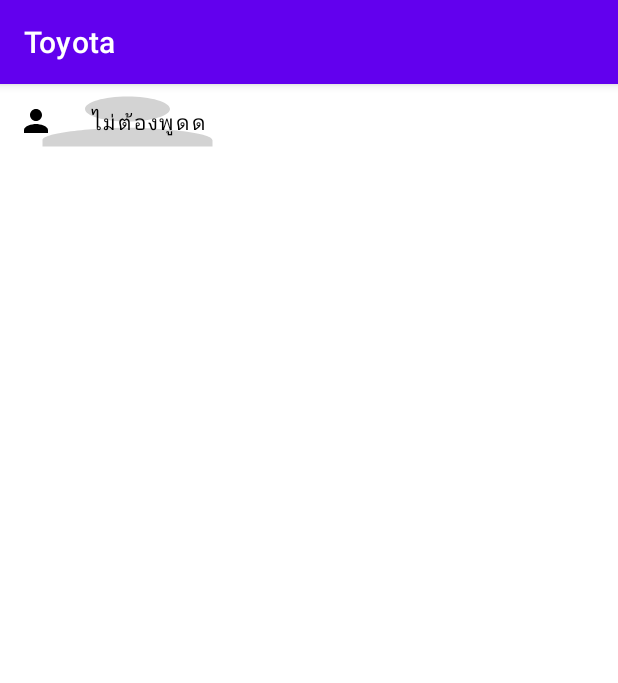
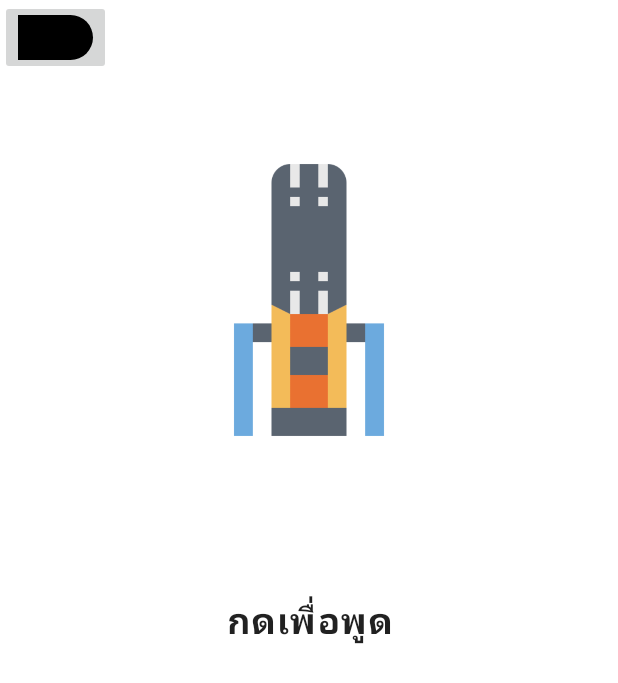
Before and after one commit to beamjyp/Toyota, an Android app: the MicToSpeakerActivity screen opened directly, with no data from a screen before it, on a phone screen of 412 x 824 dp. Shown: the top 683 px of the screen. Run offline under Robolectric (Android 15) with nearby library versions, the light colour scheme and no system bars.

Commit message:
ToyotaImplementMicrophone

```diff
--- a/app/src/main/AndroidManifest.xml
+++ b/app/src/main/AndroidManifest.xml
@@ -17,10 +17,6 @@
         android:theme="@style/Theme.Toyota"
         tools:targetApi="31">
 
-        <meta-data
-            android:name="com.google.android.actions"
-            android:resource="@xml/actions" />
-
         <activity
             android:name=".MicToSpeakerActivity"
             android:exported="false" />
--- a/app/src/main/java/com/example/toyota/MicToSpeakerActivity.kt
+++ b/app/src/main/java/com/example/toyota/MicToSpeakerActivity.kt
@@ -13,8 +13,11 @@ import android.os.Build
 import android.os.Bundle
 import android.util.Log
 import android.view.LayoutInflater
+import android.view.MotionEvent
 import android.view.View
 import android.widget.Button
+import android.widget.ImageButton
+import android.widget.ImageView
 import android.widget.Toast
 import androidx.annotation.RequiresApi
 import androidx.appcompat.app.AlertDialog
@@ -25,7 +28,7 @@ import androidx.core.content.ContextCompat
 
 class MicToSpeakerActivity : AppCompatActivity() {
     //Audio
-    private var mOn: Button? = null
+    private var mOn: ImageButton? = null
     private var isOn = false
     private var isRecording = false
     private var record: AudioRecord? = null
@@ -43,10 +46,18 @@ class MicToSpeakerActivity : AppCompatActivity() {
     private var IS_HEADPHONE_AVAILBLE = true
     private val MY_PERMISSIONS_RECORD_AUDIO = 1
 
-    @RequiresApi(api = Build.VERSION_CODES.M)
+    @RequiresApi(api =  Build.VERSION_CODES.LOLLIPOP)
     override fun onCreate(savedInstanceState: Bundle?) {
         super.onCreate(savedInstanceState)
         setContentView(com.example.toyota.R.layout.activity_mictospeaker)
+
+        val ButtonP = findViewById<ImageButton>(com.example.toyota.R.id.ptoMenu)
+        // set on-click listener
+
+        ButtonP.setOnClickListener {
+            val intent = Intent(this, MenuActivity::class.java)
+            startActivity(intent)
+        }
 
         //Reduce latancy
         mOn = findViewById(com.example.toyota.R.id.button)
@@ -87,7 +98,7 @@ class MicToSpeakerActivity : AppCompatActivity() {
 //        }
         initAudio()
     }
-
+    @SuppressLint("ClickableViewAccessibility")
     private fun initAudio() {
         //Tests all sample rates before selecting one that works
         val sample_rate = sampleRate
@@ -126,17 +137,21 @@ class MicToSpeakerActivity : AppCompatActivity() {
             )
             == PackageManager.PERMISSION_GRANTED
         ){
-            mOn!!.setOnClickListener {
+            mOn!!.setOnTouchListener { _, motionEvent ->
                 isOn = !isOn
-                if (isOn) {
+                when (motionEvent.action) {
+                    MotionEvent.ACTION_DOWN -> {
                         object : Thread() {
                             override fun run() {
                                 startAudio()
                             }
                         }.start()
-                } else {
+                    }
+                    MotionEvent.ACTION_UP -> {
                         endAudio()
                     }
+                }
+                false
             }
         }
         record = AudioRecord(source, sample_rate, channel_in, format, minBuffer)
--- /dev/null
+++ b/app/src/main/res/drawable/select.xml
@@ -0,0 +1,6 @@
+<?xml version="1.0" encoding="utf-8"?>
+<selector xmlns:android="http://schemas.android.com/apk/res/android">
+    <item android:state_pressed="true" android:drawable="@raw/microphone"/>
+    <item android:state_selected="true" android:drawable="@raw/microphone"/>
+    <item android:drawable="@raw/microphone_dis"/>
+</selector>
--- a/app/src/main/res/layout/activity_mictospeaker.xml
+++ b/app/src/main/res/layout/activity_mictospeaker.xml
@@ -6,20 +6,47 @@
     android:layout_width="match_parent"
     android:layout_height="match_parent"
     tools:context=".MicToSpeakerActivity">
-
-    <Button
+    <LinearLayout
+        android:layout_width="match_parent"
+        android:layout_height="match_parent">
+        <ImageButton
+            android:id="@+id/ptoMenu"
+            android:layout_width="wrap_content"
+            android:layout_height="wrap_content"
+            android:src="@drawable/bbb"/>
+    </LinearLayout>
+<LinearLayout
+    android:layout_width="match_parent"
+    android:layout_height="match_parent"
+    tools:ignore="MissingConstraints"
+    android:gravity="center_horizontal"
+    app:layout_constraintTop_toTopOf="@+id/layoutText">
+    <ImageButton
+        android:layout_marginTop="100dp"
         android:id="@+id/button"
-        style="@style/Widget.MaterialComponents.Button.Icon"
-        android:layout_width="170dp"
-        android:layout_height="50dp"
-        android:background="@drawable/ic_baseline_person_24"
-        android:text="ไม่ต้องพูดด"
+        android:layout_width="200dp"
+        android:layout_height="200dp"
+        android:background="@drawable/select"
         android:textColor="@android:color/black"
-        app:backgroundTint="@color/gray"
-        app:icon="@drawable/ic_baseline_person_24"
         app:iconTint="@color/black"
         tools:ignore="MissingConstraints" />
+</LinearLayout>
 
+    <LinearLayout
+        android:id="@+id/layoutText"
+        app:layout_constraintTop_toTopOf="parent"
+        app:layout_constraintBottom_toBottomOf="parent"
+        android:layout_width="match_parent"
+        android:layout_height="wrap_content"
+        tools:ignore="MissingConstraints">
 
-
+        <TextView
+            android:layout_width="match_parent"
+            android:layout_height="wrap_content"
+            android:textAlignment="center"
+            android:textSize="24sp"
+            style="@style/TextAppearance.MaterialComponents.Body1"
+            android:textStyle="bold"
+            android:text="กดเพื่อพูด" />
+    </LinearLayout>
 </androidx.constraintlayout.widget.ConstraintLayout>
--- a/app/src/main/res/values-night/themes.xml
+++ b/app/src/main/res/values-night/themes.xml
@@ -1,6 +1,6 @@
 <resources xmlns:tools="http://schemas.android.com/tools">
     <!-- Base application theme. -->
-    <style name="Theme.Toyota" parent="Theme.MaterialComponents.DayNight.DarkActionBar">
+    <style name="Theme.Toyota" parent="Theme.MaterialComponents.DayNight.NoActionBar">
         <!-- Primary brand color. -->
         <item name="colorPrimary">@color/purple_200</item>
         <item name="colorPrimaryVariant">@color/purple_700</item>
--- a/app/src/main/res/values/styles.xml
+++ b/app/src/main/res/values/styles.xml
@@ -1,3 +1,5 @@
 <?xml version="1.0" encoding="utf-8"?>
 <resources>
+    <style name="AppTheme" parent="Theme.AppCompat.Light.NoActionBar">
+    </style>
 </resources>
--- a/app/src/main/res/values/themes.xml
+++ b/app/src/main/res/values/themes.xml
@@ -1,6 +1,6 @@
 <resources xmlns:tools="http://schemas.android.com/tools">
     <!-- Base application theme. -->
-    <style name="Theme.Toyota" parent="Theme.MaterialComponents.DayNight.DarkActionBar">
+    <style name="Theme.Toyota" parent="Theme.MaterialComponents.DayNight.NoActionBar">
         <!-- Primary brand color. -->
         <item name="colorPrimary">@color/purple_500</item>
         <item name="colorPrimaryVariant">@color/purple_700</item>
```
Also changed, not shown: app/src/main/java/com/example/toyota/SettingsActivity.kt (deleted). Lines whose indentation alone changed are shown as unchanged.
